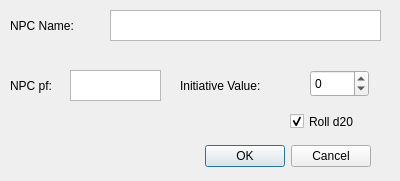
Above: combat_assistant/npcinsert.ui from dno89/combat_assistant before the change. Below: the same form after it.
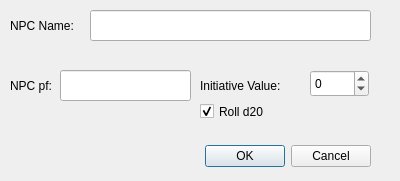
That is the form after the change.

Diff of the .ui file:
```diff
--- a/combat_assistant/npcinsert.ui
+++ b/combat_assistant/npcinsert.ui
@@ -58,7 +58,7 @@
   <widget class="QLabel" name="label_3">
    <property name="geometry">
     <rect>
-     <x>180</x>
+     <x>200</x>
      <y>70</y>
      <width>111</width>
      <height>31</height>
@@ -71,9 +71,9 @@
   <widget class="QCheckBox" name="cbRd20">
    <property name="geometry">
     <rect>
-     <x>290</x>
-     <y>110</y>
-     <width>81</width>
+     <x>200</x>
+     <y>100</y>
+     <width>91</width>
      <height>23</height>
     </rect>
    </property>
@@ -87,32 +87,6 @@
     <bool>false</bool>
    </property>
   </widget>
-  <widget class="QPlainTextEdit" name="teName">
-   <property name="geometry">
-    <rect>
-     <x>110</x>
-     <y>10</y>
-     <width>271</width>
-     <height>31</height>
-    </rect>
-   </property>
-   <property name="tabChangesFocus">
-    <bool>true</bool>
-   </property>
-  </widget>
-  <widget class="QPlainTextEdit" name="tePF">
-   <property name="geometry">
-    <rect>
-     <x>70</x>
-     <y>70</y>
-     <width>91</width>
-     <height>31</height>
-    </rect>
-   </property>
-   <property name="tabChangesFocus">
-    <bool>true</bool>
-   </property>
-  </widget>
   <widget class="QLabel" name="label">
    <property name="geometry">
     <rect>
@@ -126,6 +100,26 @@
     <string>NPC Name:</string>
    </property>
   </widget>
+  <widget class="QLineEdit" name="leName">
+   <property name="geometry">
+    <rect>
+     <x>90</x>
+     <y>10</y>
+     <width>281</width>
+     <height>31</height>
+    </rect>
+   </property>
+  </widget>
+  <widget class="QLineEdit" name="lePF">
+   <property name="geometry">
+    <rect>
+     <x>60</x>
+     <y>70</y>
+     <width>131</width>
+     <height>31</height>
+    </rect>
+   </property>
+  </widget>
  </widget>
  <resources/>
  <connections>
```
Left out of the diff: 9 changed lines with no effect on the pictures.
